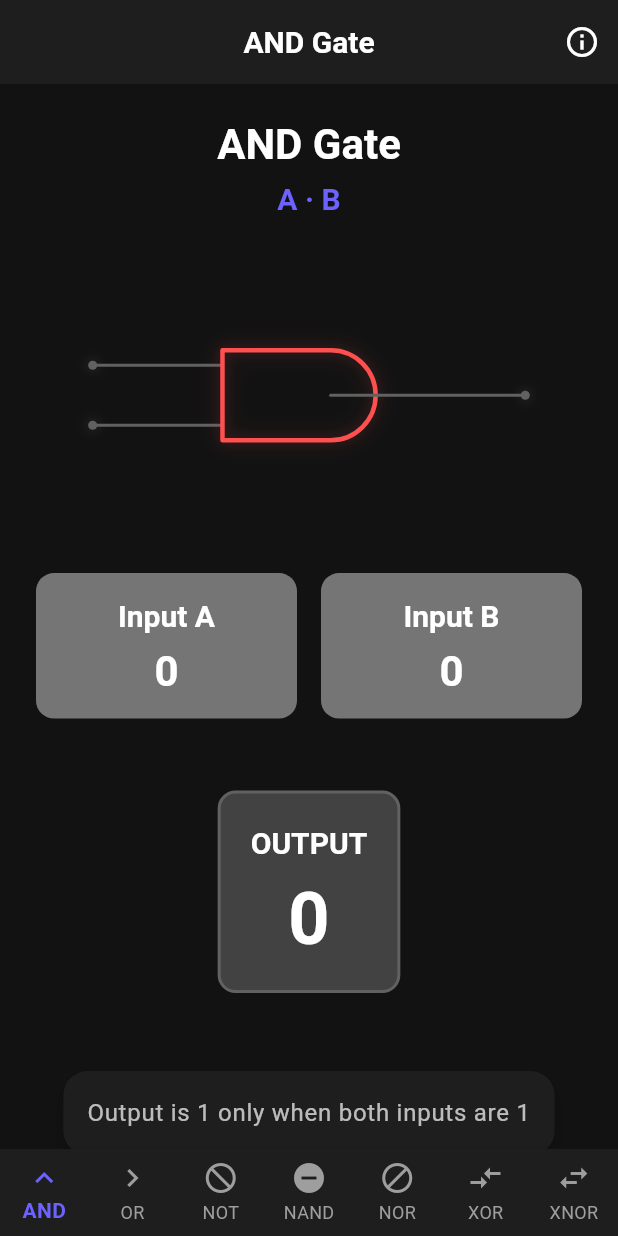
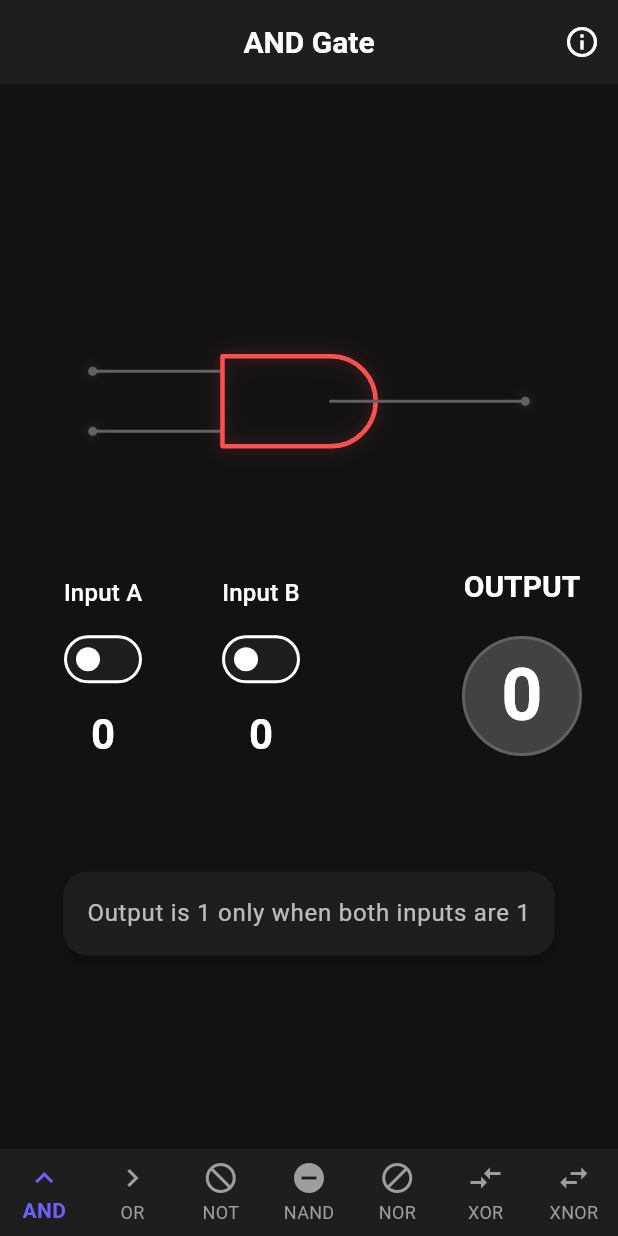
Before and after one commit to RostislavUlinets/Digital-Logic-Playground, a Flutter app: the screen it shows after launch, on a phone screen of 412 x 824 dp. Run offline on Flutter 3.47's test engine with Material 3 defaults, Android fonts, the phone set to English and light mode, and no system bars; our stand-ins replace equatable, flutter_bloc, freezed_annotation, get_it, shared_preferences.

Commit message:
Updated toggles, indicators and home screen

```diff
--- a/lib/presentation/screens/home_screen.dart
+++ b/lib/presentation/screens/home_screen.dart
@@ -36,23 +36,25 @@ class HomeScreen extends StatelessWidget {
               child: Column(
                 mainAxisAlignment: MainAxisAlignment.center,
                 children: [
-                  // Gate name and formula
-                  Text(
-                    state.currentGate.name,
-                    style: Theme.of(context).textTheme.displayMedium,
-                  ),
-                  const SizedBox(height: 8),
-                  Text(
-                    state.currentGate.formula,
-                    style: Theme.of(context).textTheme.titleLarge?.copyWith(
-                      color: Theme.of(context).colorScheme.primary,
+                  // Gate symbol with fade transition
+                  AnimatedSwitcher(
+                    duration: const Duration(milliseconds: 300),
+                    transitionBuilder:
+                        (Widget child, Animation<double> animation) {
+                          return FadeTransition(
+                            opacity: animation,
+                            child: child,
+                          );
+                        },
+                    child: GateSymbol(
+                      key: ValueKey<GateType>(state.currentGateType),
+                      gateType: state.currentGateType,
+                      inputA: state.inputA,
+                      inputB: state.inputB,
+                      output: state.output,
                     ),
                   ),
-                  const SizedBox(height: 32),
-
-                  // Gate symbol
-                  GateSymbol(gateType: state.currentGateType),
-                  const SizedBox(height: 32),
+                  const SizedBox(height: 24),
 
                   // Input toggles
                   Row(
@@ -83,13 +85,13 @@ class HomeScreen extends StatelessWidget {
                             },
                           ),
                         ),
+
+                      Spacer(),
+                      // Output indicator
+                      OutputIndicator(value: state.output),
                     ],
                   ),
                   const SizedBox(height: 48),
-
-                  // Output indicator
-                  OutputIndicator(value: state.output),
-                  const SizedBox(height: 32),
 
                   // Truth Table
                   if (state.truthTable.isNotEmpty)
--- a/lib/presentation/widgets/input_toggle.dart
+++ b/lib/presentation/widgets/input_toggle.dart
@@ -1,6 +1,5 @@
 import 'package:flutter/material.dart';
-
-import '../../core/theme/app_theme.dart';
+import 'package:flutter/services.dart';
 
 class InputToggle extends StatelessWidget {
   final String label;
@@ -14,46 +13,47 @@ class InputToggle extends StatelessWidget {
     required this.onTap,
   });
 
+  void _handleTap(bool newValue) {
+    HapticFeedback.lightImpact();
+    onTap();
+  }
+
   @override
   Widget build(BuildContext context) {
-    return GestureDetector(
-      onTap: onTap,
-      child: Container(
-        padding: const EdgeInsets.all(16),
-        decoration: BoxDecoration(
-          color: value ? AppTheme.inputOnColor : AppTheme.inputOffColor,
-          borderRadius: BorderRadius.circular(12),
-          boxShadow: [
-            BoxShadow(
-              color: value
-                  ? AppTheme.inputOnColor.withValues(alpha: 0.3)
-                  : Colors.transparent,
-              blurRadius: 8,
-              spreadRadius: 2,
-            ),
-          ],
-        ),
-        child: Column(
+    return Column(
       mainAxisSize: MainAxisSize.min,
       children: [
         Text(
           label,
-              style: Theme.of(context).textTheme.titleLarge?.copyWith(
+          style: Theme.of(context).textTheme.titleMedium?.copyWith(
+            color: Colors.white,
+          ),
+        ),
+        const SizedBox(height: 8),
+        Switch(
+          value: value,
+          onChanged: _handleTap,
+          activeColor: Theme.of(context).colorScheme.primary,
+        ),
+        const SizedBox(height: 8),
+        AnimatedSwitcher(
+          duration: const Duration(milliseconds: 300),
+          transitionBuilder: (Widget child, Animation<double> animation) {
+            return ScaleTransition(
+              scale: animation,
+              child: child,
+            );
+          },
+          child: Text(
+            value ? '1' : '0',
+            key: ValueKey<bool>(value),
+            style: Theme.of(context).textTheme.headlineMedium?.copyWith(
               color: Colors.white,
               fontWeight: FontWeight.bold,
             ),
           ),
-            const SizedBox(height: 8),
-            Text(
-              value ? '1' : '0',
-              style: Theme.of(context).textTheme.displayMedium?.copyWith(
-                color: Colors.white,
-                fontWeight: FontWeight.bold,
-              ),
         ),
       ],
-        ),
-      ),
     );
   }
 }
--- a/lib/presentation/widgets/output_indicator.dart
+++ b/lib/presentation/widgets/output_indicator.dart
@@ -9,27 +9,7 @@ class OutputIndicator extends StatelessWidget {
 
   @override
   Widget build(BuildContext context) {
-    return Container(
-      padding: const EdgeInsets.all(20),
-      decoration: BoxDecoration(
-        color: value ? AppTheme.outputOnColor : AppTheme.outputOffColor,
-        borderRadius: BorderRadius.circular(12),
-        border: Border.all(
-          color: value ? AppTheme.outputOnColor : Colors.grey.shade700,
-          width: 2,
-        ),
-        boxShadow: [
-          BoxShadow(
-            color: value
-                ? AppTheme.outputOnColor.withValues(alpha: 0.4)
-                : Colors.transparent,
-            blurRadius: 12,
-            spreadRadius: 3,
-          ),
-        ],
-      ),
-      child: Column(
-        mainAxisSize: MainAxisSize.min,
+    return Column(
       children: [
         Text(
           'OUTPUT',
@@ -39,16 +19,45 @@ class OutputIndicator extends StatelessWidget {
           ),
         ),
         const SizedBox(height: 12),
-          Text(
+        AnimatedContainer(
+          duration: const Duration(milliseconds: 300),
+          curve: Curves.easeInOut,
+          padding: const EdgeInsets.all(20),
+          width: 80,
+          decoration: BoxDecoration(
+            shape: BoxShape.circle,
+            color: value ? AppTheme.outputOnColor : AppTheme.outputOffColor,
+            border: Border.all(
+              color: value ? AppTheme.outputOnColor : Colors.grey.shade700,
+              width: 2,
+            ),
+            boxShadow: [
+              BoxShadow(
+                color: value
+                    ? AppTheme.outputOnColor.withValues(alpha: 0.5)
+                    : Colors.transparent,
+                blurRadius: value ? 14 : 0,
+                spreadRadius: value ? 3 : 0,
+              ),
+            ],
+          ),
+          child: AnimatedSwitcher(
+            duration: const Duration(milliseconds: 300),
+            transitionBuilder: (Widget child, Animation<double> animation) {
+              return ScaleTransition(scale: animation, child: child);
+            },
+            child: Text(
               value ? '1' : '0',
+              key: ValueKey<bool>(value),
               style: Theme.of(context).textTheme.displayLarge?.copyWith(
                 color: Colors.white,
                 fontWeight: FontWeight.bold,
                 fontSize: 48,
               ),
             ),
+          ),
+        ),
       ],
-      ),
     );
   }
 }
```
Lines whose indentation alone changed are shown as unchanged.
